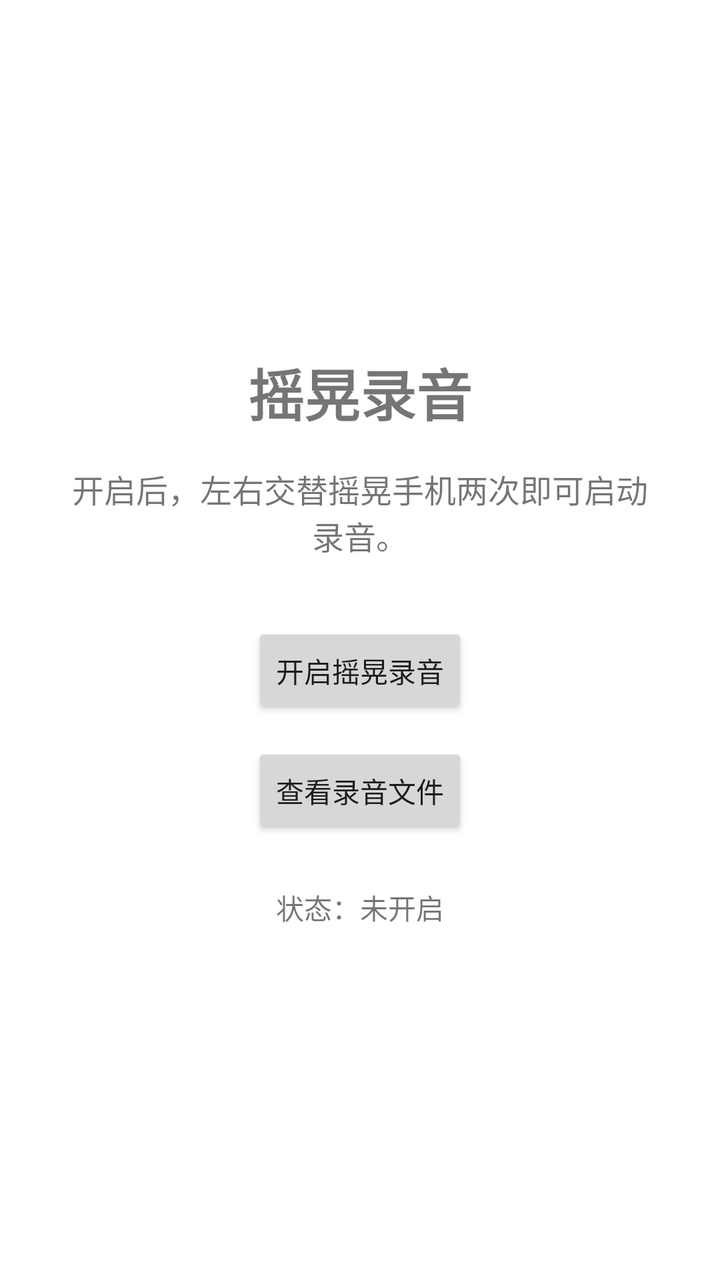
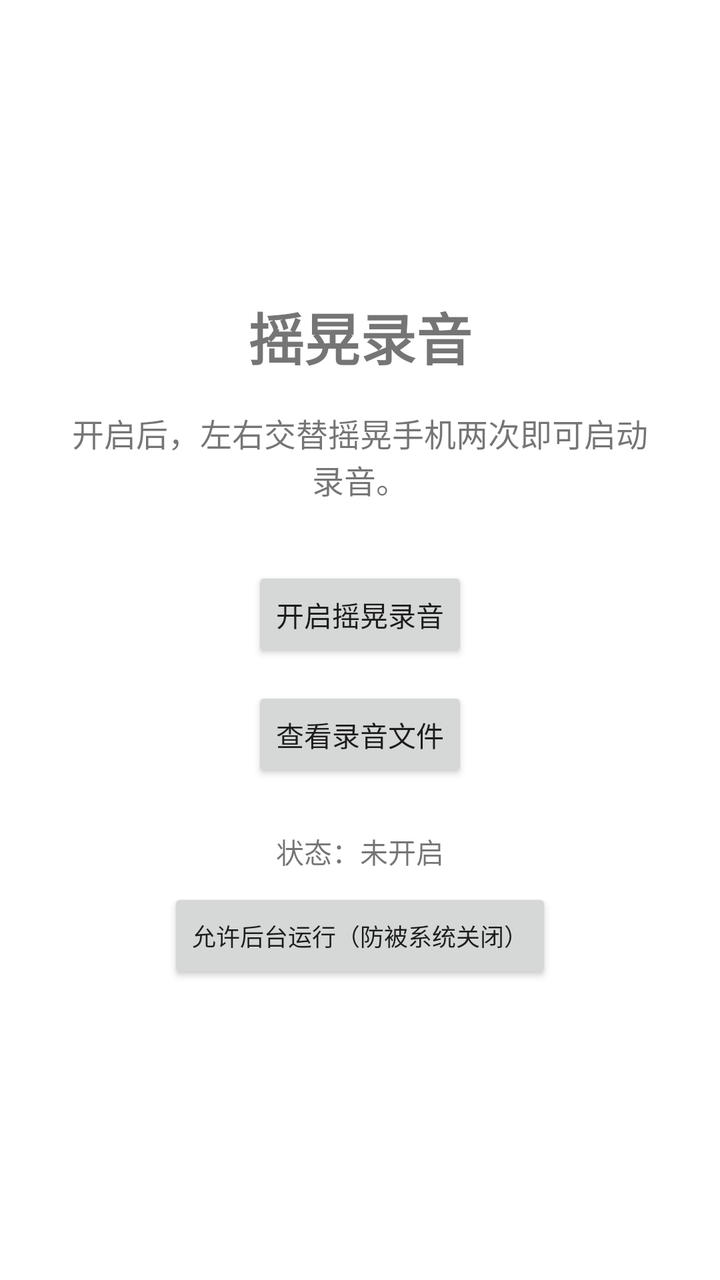

Screens rendered from an Android XML layout before and after an edit, with the pre-edit source and the edit as a unified diff.
<!-- AndroidManifest.xml: application theme Theme.ShakeRecorder -->
<!-- res/layout/activity_main.xml -->
<?xml version="1.0" encoding="utf-8"?>
<LinearLayout xmlns:android="http://schemas.android.com/apk/res/android"
    android:layout_width="match_parent"
    android:layout_height="match_parent"
    android:orientation="vertical"
    android:gravity="center"
    android:padding="32dp">

    <TextView
        android:id="@+id/tvTitle"
        android:layout_width="wrap_content"
        android:layout_height="wrap_content"
        android:text="摇晃录音"
        android:textSize="28sp"
        android:textStyle="bold"
        android:layout_marginBottom="16dp" />

    <TextView
        android:id="@+id/tvDesc"
        android:layout_width="wrap_content"
        android:layout_height="wrap_content"
        android:text="开启后，左右交替摇晃手机两次即可启动录音。"
        android:textSize="16sp"
        android:gravity="center"
        android:layout_marginBottom="32dp" />

    <Button
        android:id="@+id/btnToggle"
        android:layout_width="wrap_content"
        android:layout_height="wrap_content"
        android:text="开启摇晃录音" />

    <Button
        android:id="@+id/btnFiles"
        android:layout_width="wrap_content"
        android:layout_height="wrap_content"
        android:layout_marginTop="12dp"
        android:text="查看录音文件" />

    <TextView
        android:id="@+id/tvStatus"
        android:layout_width="wrap_content"
        android:layout_height="wrap_content"
        android:layout_marginTop="24dp"
        android:text="状态：未开启"
        android:textSize="14sp" />
</LinearLayout>
<!-- resources referenced by this layout -->
<resources>
  <style name="Theme.ShakeRecorder" parent="Theme.MaterialComponents.DayNight.NoActionBar">
          <item name="colorPrimary">@color/purple_500</item>
          <item name="colorPrimaryDark">@color/purple_700</item>
          <item name="colorAccent">@color/teal_200</item>
      </style>
  <color name="purple_500">#6200EE</color>
  <color name="purple_700">#3700B3</color>
  <color name="teal_200">#03DAC5</color>
</resources>

<!-- the commit's change to res/layout/activity_main.xml (unified diff, before → after) -->
@@ -44,4 +44,11 @@
         android:layout_marginTop="24dp"
         android:text="状态：未开启"
         android:textSize="14sp" />
+    <Button
+        android:id="@+id/btnBattery"
+        android:layout_width="wrap_content"
+        android:layout_height="wrap_content"
+        android:layout_marginTop="8dp"
+        android:text="允许后台运行（防被系统关闭）"
+        android:textSize="12sp" />
 </LinearLayout>
